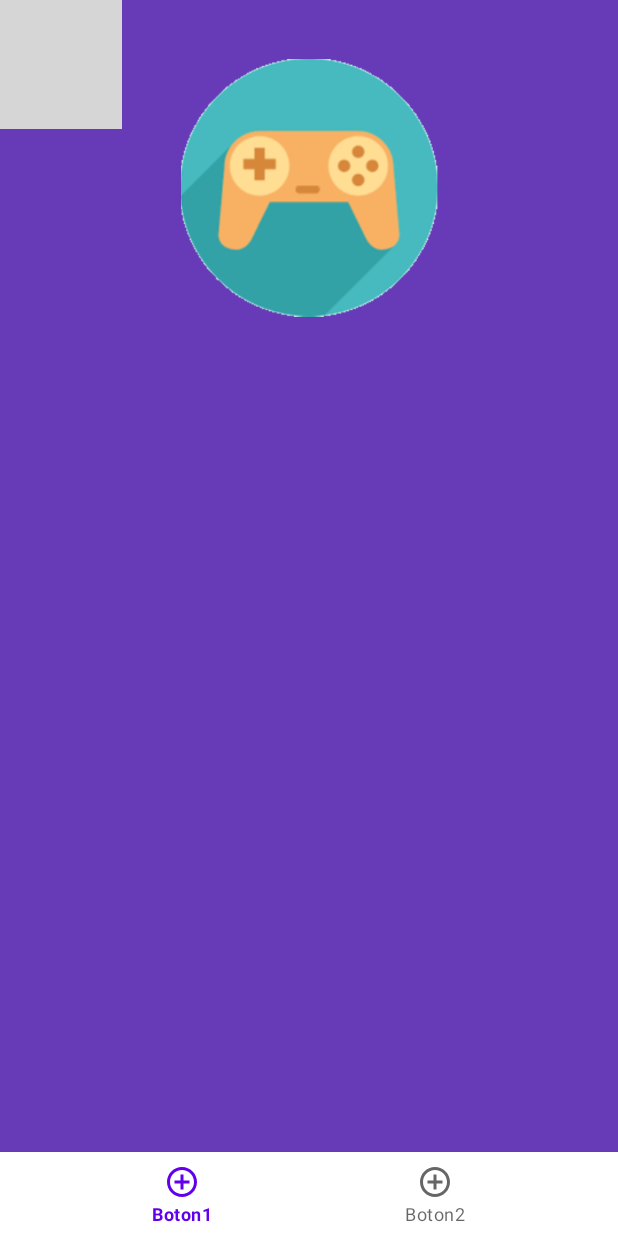
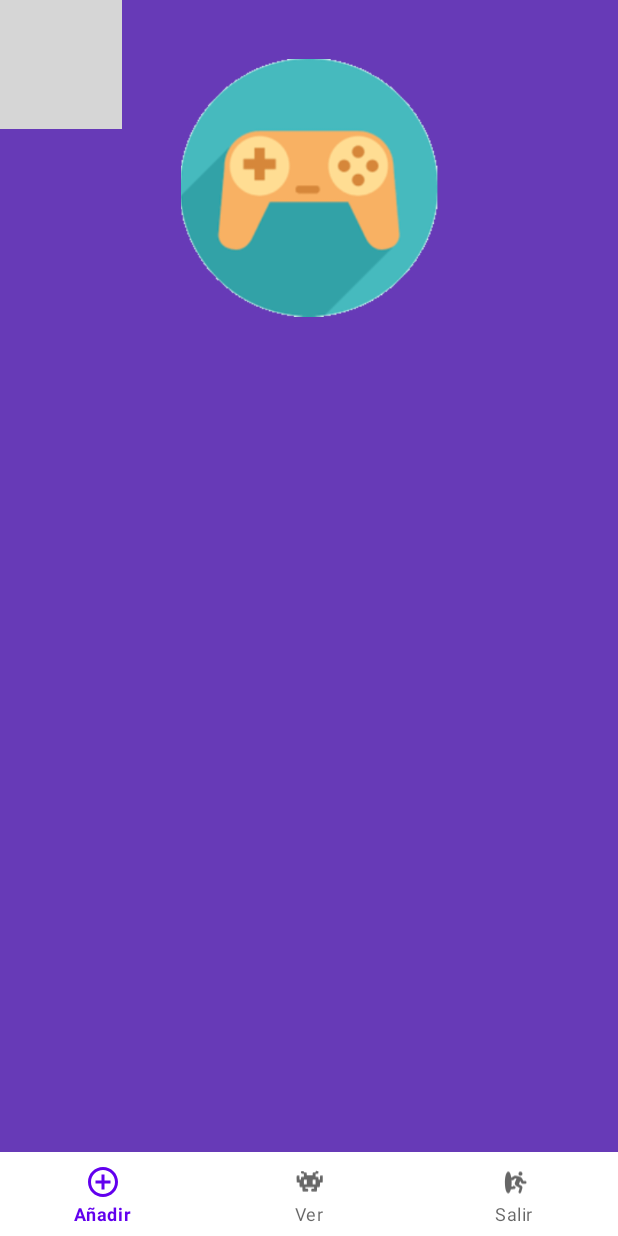
Before and after one commit to antomanu96/AndroidResponsive, an Android app: the layout activity_main.xml on its own in the app's theme, with its tools: preview values and no code run, on a phone screen of 412 x 824 dp. Run offline under Robolectric (Android 15) with nearby library versions, the phone set to English and light mode, and no system bars; grey boxes are pictures that could not be loaded.

```diff
--- a/app/src/main/java/com/example/androidresp/MainActivity.kt
+++ b/app/src/main/java/com/example/androidresp/MainActivity.kt
@@ -21,12 +21,16 @@ class MainActivity : AppCompatActivity() {
         binding.bottomNavigation.setOnNavigationItemSelectedListener { item ->
 
             when (item.itemId) {
-                R.id.boton1 -> {
+                R.id.btnCrear -> {
                     Log.d("BOTON1------->", "PULSADO")
                     true
                 }
-                R.id.boton2 -> {
+                R.id.btnVer -> {
                     Log.d("BOTON2------->", "PULSADO")
+                    true
+                }
+                R.id.btnSalir -> {
+                    Log.d("BOTON3------->", "PULSADO")
                     true
                 }
                 else -> {
--- /dev/null
+++ b/app/src/main/res/drawable/ic_salir.xml
@@ -0,0 +1,14 @@
+<vector xmlns:android="http://schemas.android.com/apk/res/android"
+    android:width="418dp"
+    android:height="315dp"
+    android:viewportWidth="418"
+    android:viewportHeight="315">
+  <path
+      android:pathData="M125.5,38.9c-21.7,9.8 -36.1,70.6 -33.3,140.8 2.1,53.2 14.2,95 30.6,105.4 8.1,5.1 15.6,3.3 22.3,-5.6 4.9,-6.5 9.9,-17.4 13.5,-29.3l2.9,-9.2 17,-0c9.3,-0 18.7,-0.5 20.7,-1 5.8,-1.7 11.8,-6.9 14.9,-13 4.7,-9.3 4.6,-10.1 -0.4,-13.3 -7.1,-4.4 -13.2,-10.2 -15.8,-15.1 -1.3,-2.5 -2.7,-4.6 -3,-4.6 -0.4,-0 -2.1,3.6 -4,8l-3.3,8 -10.4,-0 -10.4,-0 0.6,-3.2c1.6,-7.9 2.8,-35 2.4,-53.1 -0.4,-17.6 -0.3,-19.7 1.1,-19.1 9,3.6 11.2,3 25.6,-7.7 6.1,-4.4 12.4,-8.7 14.2,-9.5 4.9,-2.1 10.3,-1.8 16,1.1 0.2,0.1 -3.8,9.6 -8.7,21.1 -5,11.5 -9.8,23.3 -10.7,26.3 -3.1,10.7 0.8,23.5 9.3,31 2.5,2.2 13.9,9.5 25.2,16.2 11.4,6.6 20.9,12.3 21.1,12.5 0.2,0.2 -0.5,3.4 -1.6,7.1 -1.2,3.8 -4.4,14.4 -7.3,23.8 -4.8,15.9 -5,17.3 -3.9,21.3 0.8,2.9 2.5,5.4 5.2,7.7 3.5,3 4.8,3.5 9.2,3.5 6.4,-0 12.2,-3.8 14.8,-9.6 3.7,-8.5 16.7,-53.8 16.7,-58.3 -0.1,-6 -2.7,-11.8 -7.6,-16.1 -2.1,-2 -10.5,-7.4 -18.6,-12 -8.2,-4.7 -14.8,-9 -14.8,-9.6 0,-1 13.5,-34.8 14.7,-36.8 0.3,-0.5 3.4,4.7 6.9,11.5 10,19.7 12.9,21.2 39.8,20.7 15.9,-0.3 17.7,-0.5 20.3,-2.4 9.4,-7 8.5,-21.9 -1.7,-27.2 -3.9,-1.9 -5.9,-2.2 -16.8,-2.2l-12.3,-0 -6,-12.5c-9.8,-20.8 -15.8,-28.6 -26.9,-34.4 -6.8,-3.6 -44.7,-14.9 -52.7,-15.7 -7.1,-0.7 -15.8,0.8 -22.7,3.9 -2.9,1.3 -11,6.8 -18,12.1 -7.1,5.3 -12.9,9.6 -13,9.4 -0.1,-0.2 -1.4,-6.4 -2.9,-13.9 -6.2,-31.5 -15.9,-51.9 -27.1,-57 -5.1,-2.3 -6.1,-2.3 -11.1,-0z"
+      android:fillColor="#000000"
+      android:strokeColor="#00000000"/>
+  <path
+      android:pathData="M265,39c-7.1,2.4 -12.3,7.9 -14.4,15.1 -4.3,14.3 5.2,28.3 20.1,29.6 17.9,1.6 30.5,-16 22.9,-32.2 -2.9,-6.4 -8.2,-11 -14.8,-13 -6.4,-1.9 -7.1,-1.9 -13.8,0.5z"
+      android:fillColor="#000000"
+      android:strokeColor="#00000000"/>
+</vector>
--- /dev/null
+++ b/app/src/main/res/drawable/ic_ver.xml
@@ -0,0 +1,10 @@
+<vector xmlns:android="http://schemas.android.com/apk/res/android"
+    android:width="148dp"
+    android:height="114dp"
+    android:viewportWidth="148"
+    android:viewportHeight="114">
+  <path
+      android:pathData="M41.6,13.5c-0.8,2.1 -0.8,5.9 0,7.9 0.5,1.2 2,1.6 6,1.6l5.4,-0 0,6.5 0,6.5 -5.4,-0c-6.1,-0 -6.6,0.6 -6.6,7.6 0,4.2 -0.1,4.4 -3,4.4l-2.9,-0 -0.3,-8.8 -0.3,-8.7 -5.2,-0.3c-6.5,-0.4 -6.5,-0.3 -6.1,16.3l0.3,12 5.8,0.3 5.7,0.3 0,8.2c0,5.1 0.5,8.8 1.2,9.5 0.7,0.7 3.4,1.2 6,1.2l4.8,-0 0,7.8c0,4.7 0.5,8.3 1.2,9 1.6,1.6 20,1.6 21.6,-0 0.7,-0.7 1.2,-2.9 1.2,-5 0,-4.4 -1.9,-5.8 -7.9,-5.8 -3.9,-0 -4.1,-0.2 -4.1,-3l0,-3 18,-0 18,-0 0,3c0,2.8 -0.2,3 -4.1,3 -6,-0 -7.9,1.4 -7.9,5.8 0,2.1 0.5,4.3 1.2,5 1.6,1.6 20,1.6 21.6,-0 0.7,-0.7 1.2,-4.3 1.2,-9l0,-7.8 4.9,-0c2.8,-0 5.3,-0.6 5.9,-1.3 0.6,-0.7 1.2,-4.9 1.4,-9.2l0.3,-8 5.5,-0.5 5.5,-0.5 0,-14 0,-14 -4.9,-0.3c-3.2,-0.2 -5.2,0.1 -5.7,1 -0.5,0.7 -0.9,4.8 -0.9,9l0,7.8 -3,-0c-2.8,-0 -2.9,-0.1 -3.2,-5.8l-0.3,-5.7 -5.7,-0.3 -5.8,-0.3 0,-6.4 0,-6.4 5.8,-0.3 5.7,-0.3 0,-5 0,-5 -5.3,-0.3c-5.1,-0.3 -5.2,-0.2 -5.8,2.7 -0.6,3 -0.8,3.1 -5.9,3.1 -6,-0 -6.5,0.6 -6.5,7.6l0,4.4 -12,-0 -11.9,-0 -0.3,-5.8 -0.3,-5.7 -5.7,-0.3c-5.3,-0.3 -5.7,-0.5 -6,-3 -0.3,-2.5 -0.7,-2.7 -5.4,-3 -4,-0.2 -5.3,0.1 -5.8,1.3zM65,56.5l0,9.5 -6,-0 -6,-0 0,-8.8c0,-4.9 0.3,-9.2 0.7,-9.5 0.3,-0.4 3,-0.7 6,-0.7l5.3,-0 0,9.5zM101,56.5l0,9.5 -6,-0 -6,-0 0,-8.8c0,-4.9 0.3,-9.2 0.7,-9.5 0.3,-0.4 3,-0.7 6,-0.7l5.3,-0 0,9.5z"
+      android:fillColor="#000000"
+      android:strokeColor="#00000000"/>
+</vector>
--- a/app/src/main/res/menu/bottom_navigation_menu.xml
+++ b/app/src/main/res/menu/bottom_navigation_menu.xml
@@ -1,13 +1,18 @@
 <?xml version="1.0" encoding="utf-8"?>
 <menu xmlns:android="http://schemas.android.com/apk/res/android">
     <item
-        android:id="@+id/boton1"
+        android:id="@+id/btnCrear"
         android:enabled="true"
         android:icon="@drawable/ic_add"
-        android:title="Boton1"/>
+        android:title="Añadir"/>
     <item
-        android:id="@+id/boton2"
+        android:id="@+id/btnVer"
         android:enabled="true"
-        android:icon="@drawable/ic_add"
-        android:title="Boton2"/>
+        android:icon="@drawable/ic_ver"
+        android:title="Ver"/>
+    <item
+        android:id="@+id/btnSalir"
+        android:enabled="true"
+        android:icon="@drawable/ic_salir"
+        android:title="Salir"/>
 </menu>
```
Also changed, not shown: 1 other file.
